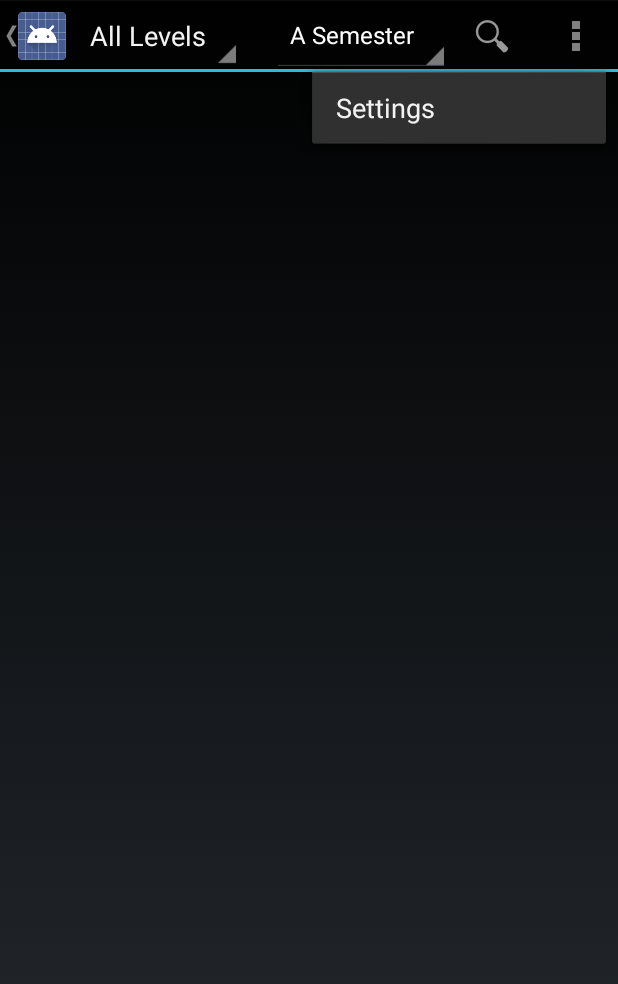
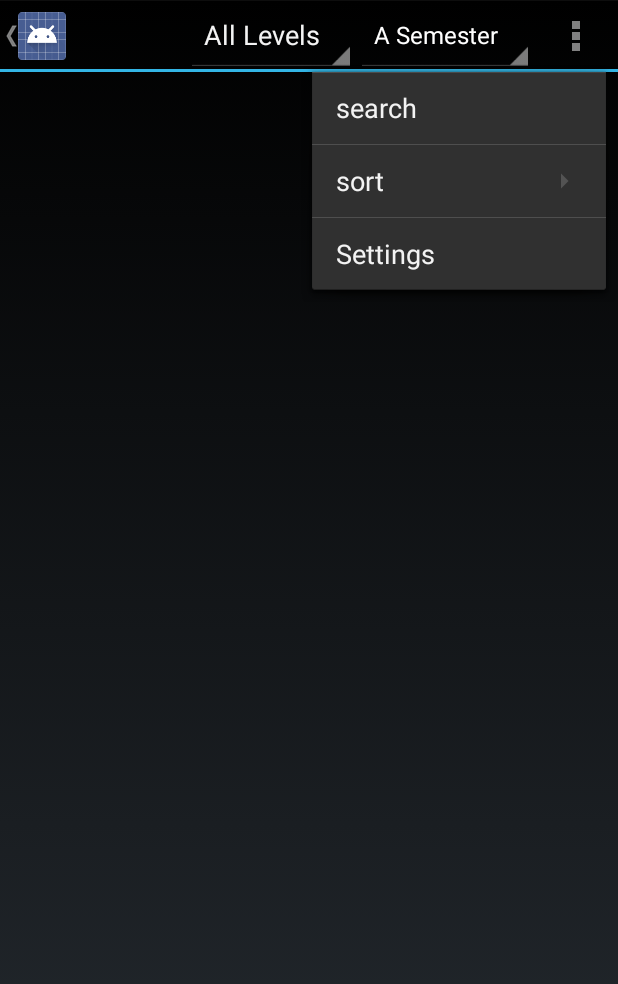
Before and after one commit to alwayswill/waikatoUni, an Android app: the screen it shows after launch (MainActivity), with the options menu open, on a phone screen of 412 x 824 dp. Shown: the top 984 px of the screen. Run offline under Robolectric (Android 15) with nearby library versions, the light colour scheme and no system bars.

Commit message:
add toast and log

```diff
--- /dev/null
+++ b/computer&science/COMP548/assignments/assignment1/WaikatoPapers/app/src/main/java/com/android/will/waikatopapers/ActionBarFragment.java
@@ -0,0 +1,113 @@
+package com.android.will.waikatopapers;
+
+
+import android.app.ActionBar;
+import android.os.Bundle;
+import android.app.Fragment;
+import android.util.Log;
+import android.view.Gravity;
+import android.view.LayoutInflater;
+import android.view.Menu;
+import android.view.MenuInflater;
+import android.view.MenuItem;
+import android.view.View;
+import android.view.ViewGroup;
+import android.widget.AdapterView;
+import android.widget.ArrayAdapter;
+import android.widget.Spinner;
+import android.widget.Toast;
+
+import java.util.ArrayList;
+
+import static android.widget.AdapterView.OnItemSelectedListener;
+
+
+/**
+ * A simple {@link Fragment} subclass.
+ */
+public class ActionBarFragment extends Fragment implements OnItemSelectedListener{
+
+
+    @Override
+    public void onCreate(Bundle savedInstanceState) {
+        Log.d(getClass().getName(), "onCreate");
+        setRetainInstance(true);
+        setHasOptionsMenu(true);
+
+
+        super.onCreate(savedInstanceState);
+
+
+    }
+
+    @Override
+    public void onViewCreated(View view, Bundle savedInstanceState) {
+        super.onViewCreated(view, savedInstanceState);
+    }
+
+
+
+
+    @Override
+    public void onCreateOptionsMenu(Menu menu, MenuInflater inflater) {
+        Log.d(getClass().getName(), "onCreateOptionsMenu");
+        inflater.inflate(R.menu.menu_main, menu);
+
+
+//      set up dropdown for level
+        String[] level_list = getResources().getStringArray(R.array.level_list);
+
+        Spinner levelSpinner = (Spinner) menu.findItem(R.id.action_filter_level).getActionView();
+        ArrayAdapter<String> levelAdapter = new ArrayAdapter<String>(getActivity(), android.R.layout.simple_list_item_1, level_list);
+
+        levelSpinner.setOnItemSelectedListener(this);
+        levelSpinner.setAdapter(levelAdapter);
+
+
+
+//      set up dropdown for semester
+        String[] sem_list = getResources().getStringArray(R.array.sem_list);
+        Spinner semester_spinner =
+                (Spinner) menu.findItem(R.id.action_filter_semester).getActionView();
+        ArrayAdapter<String> semAdapter = new ArrayAdapter<String>(getActivity(), android.R.layout.simple_spinner_dropdown_item, sem_list);
+
+        semester_spinner.setOnItemSelectedListener(this);
+        semester_spinner.setAdapter(semAdapter);
+
+        super.onCreateOptionsMenu(menu, inflater);
+    }
+
+    @Override
+    public boolean onOptionsItemSelected(MenuItem item) {
+        Log.d(getClass().getName(), "onOptionsItemSelected");
+
+        switch (item.getItemId()) {
+            case R.id.action_sort_date:
+                Toast.makeText(getActivity(), "sort by date", Toast.LENGTH_SHORT).show();
+                return true;
+            case R.id.action_sort_hours:
+                Toast.makeText(getActivity(), "sort by course hourses", Toast.LENGTH_SHORT).show();
+                return true;
+            case R.id.action_settings:
+                Toast.makeText(getActivity(), "Settings", Toast.LENGTH_SHORT).show();
+                return true;
+            default:
+                return super.onOptionsItemSelected(item);
+        }
+    }
+
+    @Override
+    public void onItemSelected(AdapterView<?> parent, View view, int position, long id) {
+        Log.d(getClass().getName(), "onItemSelected");
+        Toast.makeText(getActivity(), "onItemSelected(" + position + ", " + id + ") = " + parent.getAdapter().getItem(position),
+                Toast.LENGTH_SHORT).show();
+
+    }
+
+    @Override
+    public void onNothingSelected(AdapterView<?> parent) {
+        Toast.makeText(getActivity(), "onNothingSelected"+parent.toString(),
+                Toast.LENGTH_SHORT).show();
+        Log.d(getClass().getName(), "onNothingSelected");
+    }
+}
--- a/computer&science/COMP548/assignments/assignment1/WaikatoPapers/app/src/main/java/com/android/will/waikatopapers/MainActivity.java
+++ b/computer&science/COMP548/assignments/assignment1/WaikatoPapers/app/src/main/java/com/android/will/waikatopapers/MainActivity.java
@@ -13,71 +13,46 @@ import android.widget.AdapterView;
 import android.widget.ArrayAdapter;
 import android.widget.ListView;
 import android.widget.Spinner;
+import android.widget.Toast;
 
+/**
+ * Paper      : COMP548-15A(HAM)
+ * Student ID : 125491
+ * Name       : Shuzu Li
+ * Email      : lishuzu@gmail.com
+ * <p/>
+ * Created by Shuzu Li on 14/03/15.
+ */
 
-public class MainActivity extends Activity implements ActionBar.OnNavigationListener, AdapterView.OnItemClickListener, AdapterView.OnItemSelectedListener {
+public class MainActivity extends PaperBase implements ActionBar.OnNavigationListener {
     private static final String Tag = "MainActivity";
     private DrawerLayout leftDrawerLayout;
     private ListView leftDrawerList;
 
     @Override
-    protected void onCreate(Bundle savedInstanceState) {
-        Log.d(Tag, "onCreate");
+    public void onCreate(Bundle savedInstanceState) {
         super.onCreate(savedInstanceState);
         setContentView(R.layout.activity_main);
+
         initActionBar();
         initDrawer();
-    }
 
-
-    @Override
-    public boolean onCreateOptionsMenu(Menu menu) {
-        Log.d(Tag, "onCreateOptionsMenu");
-        // Inflate the menu; this adds items to the action bar if it is present.
-        getMenuInflater().inflate(R.menu.menu_main, menu);
-
-//        set the second dropdown for semester
-        String[] sem_list = getResources().getStringArray(R.array.sem_list);
-        Spinner semester_spinner =
-                (Spinner) menu.findItem(R.id.action_filter_semester).getActionView();
-        ArrayAdapter<String> adapter = new ArrayAdapter<String>(this, android.R.layout.simple_spinner_dropdown_item, sem_list);
-
-        semester_spinner.setOnItemSelectedListener(this);
-        semester_spinner.setAdapter(adapter);
-
-        return true;
-    }
-
-    @Override
-    public boolean onOptionsItemSelected(MenuItem item) {
-        Log.d(Tag, "onOptionsItemSelected");
-        // Handle action bar item clicks here. The action bar will
-        // automatically handle clicks on the Home/Up button, so long
-        // as you specify a parent activity in AndroidManifest.xml.
-        int id = item.getItemId();
-
-        //noinspection SimplifiableIfStatement
-        if (id == R.id.action_settings) {
-            return true;
+        if (getFragmentManager().findFragmentById(android.R.id.content) == null) {
+            getFragmentManager().beginTransaction()
+                    .add(android.R.id.content,
+                            new ActionBarFragment()).commit();
         }
 
-        return super.onOptionsItemSelected(item);
     }
 
     public void initActionBar() {
-        final android.app.ActionBar actionBar = getActionBar();
-        Log.d(Tag, "initActionBar");
-//        set the first dropdown on actionbar
+        final android.app.ActionBar actionBar = this.getActionBar();
+        Log.d(getClass().getName(), "initActionBar");
+
         actionBar.setDisplayShowTitleEnabled(false);
+        actionBar.setDisplayShowHomeEnabled(true);
         actionBar.setHomeButtonEnabled(true);
         actionBar.setDisplayHomeAsUpEnabled(true);
-        actionBar.setNavigationMode(ActionBar.NAVIGATION_MODE_LIST);
-        String[] level_list = getResources().getStringArray(R.array.level_list);
-
-        ArrayAdapter<String> level_list_adapter;
-        level_list_adapter = new ArrayAdapter<String>(actionBar.getThemedContext(),
-                android.R.layout.simple_list_item_1, android.R.id.text1, level_list);
-        actionBar.setListNavigationCallbacks(level_list_adapter, this);
 
     }
 
@@ -99,27 +74,13 @@ public class MainActivity extends Activity implements ActionBar.OnNavigationList
         return false;
     }
 
-    @Override
-    public void onItemClick(AdapterView<?> parent, View view, int position, long id) {
-        Log.d(Tag, "onItemClick");
-    }
-
-    @Override
-    public void onItemSelected(AdapterView<?> parent, View view, int position, long id) {
-        Log.d(Tag, "onItemSelected");
-    }
-
-    @Override
-    public void onNothingSelected(AdapterView<?> parent) {
-        Log.d(Tag, "onNothingSelected");
-    }
-
     /* The click listner for ListView in the navigation drawer */
     private class DrawerItemClickListener implements ListView.OnItemClickListener {
         @Override
         public void onItemClick(AdapterView<?> parent, View view, int position, long id) {
-                Log.d("DrawerItemClickListener", "onItemClick");
-//            selectItem(position);
+            Log.d("DrawerItemClickListener", "onItemClick");
+            Toast.makeText(getApplicationContext(), "onItemSelected(" + position + ", " + id + ") = " + parent.getAdapter().getItem(position),
+                    Toast.LENGTH_SHORT).show();
         }
     }
 }
--- /dev/null
+++ b/computer&science/COMP548/assignments/assignment1/WaikatoPapers/app/src/main/java/com/android/will/waikatopapers/PaperBase.java
@@ -0,0 +1,61 @@
+package com.android.will.waikatopapers;
+
+import android.app.Activity;
+import android.os.Bundle;
+import android.util.Log;
+
+
+/**
+ * Paper      : COMP548-15A(HAM)
+ * Student ID : 125491
+ * Name       : Shuzu Li
+ * Email      : lishuzu@gmail.com
+ *
+ * Created by Shuzu Li on 14/03/15.
+ *
+ */
+
+public class PaperBase extends Activity {
+
+    @Override
+    public void onCreate(Bundle savedInstanceState) {
+        super.onCreate(savedInstanceState);
+        Log.d(getClass().getSimpleName(), "onCreate()");
+    }
+
+    @Override
+    public void onRestart() {
+        super.onRestart();
+        Log.d(getClass().getSimpleName(), "onRestart()");
+    }
+
+    @Override
+    public void onStart() {
+        super.onStart();
+        Log.d(getClass().getSimpleName(), "onStart()");
+    }
+
+    @Override
+    public void onResume() {
+        super.onResume();
+        Log.d(getClass().getSimpleName(), "onResume()");
+    }
+
+    @Override
+    public void onPause() {
+        Log.d(getClass().getSimpleName(), "onPause()");
+        super.onPause();
+    }
+
+    @Override
+    public void onStop() {
+        Log.d(getClass().getSimpleName(), "onStop()");
+        super.onStop();
+    }
+
+    @Override
+    public void onDestroy() {
+        Log.d(getClass().getSimpleName(), "onDestroy()");
+        super.onDestroy();
+    }
+}
--- a/computer&science/COMP548/assignments/assignment1/WaikatoPapers/app/src/main/res/menu/menu_main.xml
+++ b/computer&science/COMP548/assignments/assignment1/WaikatoPapers/app/src/main/res/menu/menu_main.xml
@@ -1,12 +1,16 @@
-<menu xmlns:android="http://schemas.android.com/apk/res/android"
-    xmlns:app="http://schemas.android.com/apk/res-auto"
-    xmlns:tools="http://schemas.android.com/tools"
-    tools:context=".MainActivity">
+<menu xmlns:android="http://schemas.android.com/apk/res/android">
+    <item
+        android:id="@+id/action_filter_level"
+        android:actionViewClass="android.widget.Spinner"
+        android:showAsAction="ifRoom"
+        android:title="Level"
+        />
+
     <item
         android:id="@+id/action_filter_semester"
         android:actionViewClass="android.widget.Spinner"
-        android:showAsAction="always"
-        android:title="semester"
+        android:showAsAction="ifRoom"
+        android:title="Semester"
         />
     <item
         android:id="@+id/action_search"
@@ -16,8 +20,22 @@
         android:title="search"/>
 
     <item
+        android:id="@+id/action_sort"
+        android:showAsAction="ifRoom"
+        android:title="sort">
+        <menu>
+            <item
+                android:id="@+id/action_sort_date"
+                android:title="@string/action_sort_date"/>
+            <item
+                android:id="@+id/action_sort_hours"
+                android:title="@string/ic_menu_price_desc"/>
+        </menu>
+    </item>
+
+    <item
         android:id="@+id/action_settings"
         android:orderInCategory="100"
         android:title="@string/action_settings"
-        app:showAsAction="ifRoom|withText" />
+        android:showAsAction="never" />
 </menu>
--- a/computer&science/COMP548/assignments/assignment1/WaikatoPapers/app/src/main/res/values/strings.xml
+++ b/computer&science/COMP548/assignments/assignment1/WaikatoPapers/app/src/main/res/values/strings.xml
@@ -3,4 +3,9 @@
 
     <string name="hello_world">Hello world!</string>
     <string name="action_settings">Settings</string>
+
+<!-- TODO: Remove or change this placeholder text -->
+    <string name="hello_blank_fragment">Hello blank fragment</string>
+    <string name="action_sort_date">latest</string>
+    <string name="ic_menu_price_desc">Long to short</string>
 </resources>
```
Also changed, not shown: computer&science/COMP548/assignments/assignment1/WaikatoPapers/app/src/main/AndroidManifest.xml (+18 -2 lines), computer&science/COMP548/assignments/assignment1/WaikatoPapers/app/src/main/java/com/android/will/waikatopapers/DrawerItemClickListener.java (deleted, +0 -11 lines), 1 other file.
